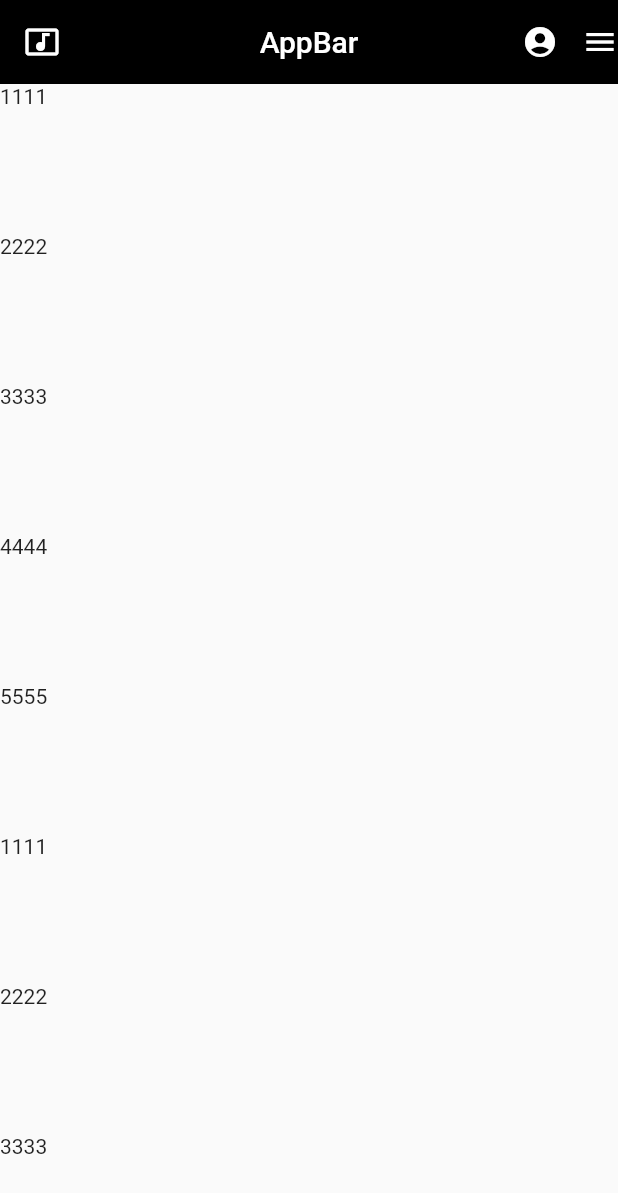
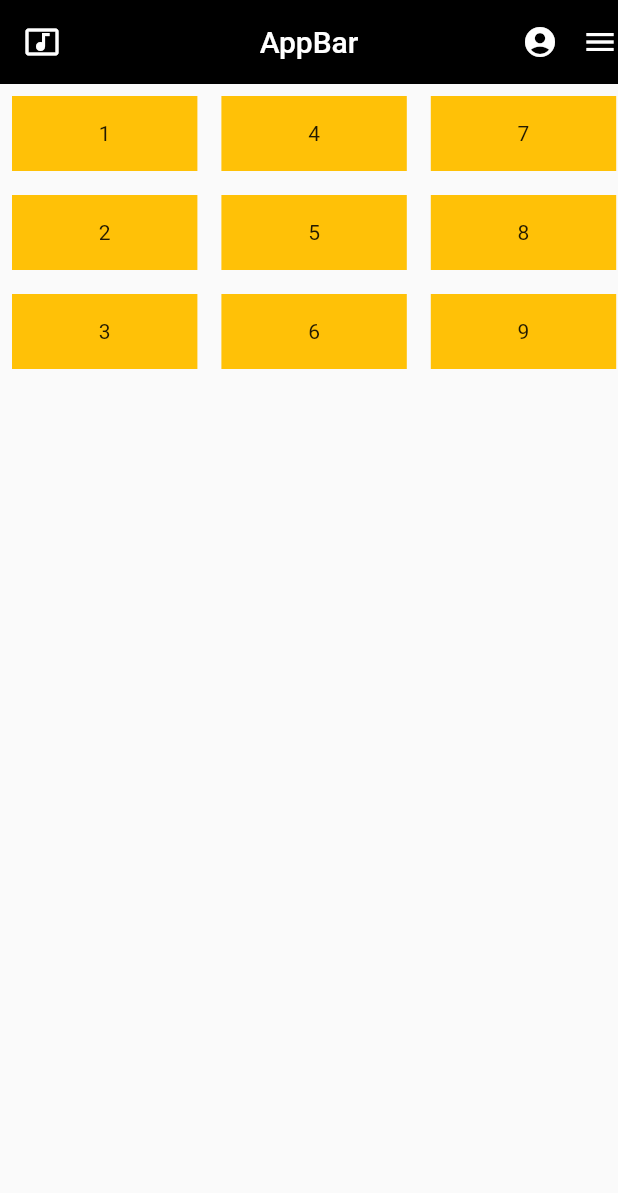
Before and after one commit to devlovecat/melonUI, a Flutter app: the screen it shows after launch, on a phone screen of 412 x 824 dp. Shown: the top 1193 px of the screen. Run offline on Flutter 3.47's test engine with Material 2 defaults, Android fonts, the phone set to English and light mode, and no system bars; our stand-ins replace carousel_slider, getwidget.

Commit message:
slider 0.2

```diff
--- a/lib/screens/home_page.dart
+++ b/lib/screens/home_page.dart
@@ -1,8 +1,16 @@
 import 'package:flutter/material.dart';
+import 'package:carousel_slider/carousel_slider.dart';
+import 'package:getwidget/getwidget.dart';
+import 'package:melon_ui/screens/image_slider.dart';
 
-class HomePage extends StatelessWidget {
+class HomePage extends StatefulWidget {
   const HomePage({Key? key}) : super(key: key);
 
+  @override
+  State<HomePage> createState() => _HomePageState();
+}
+
+class _HomePageState extends State<HomePage> {
   @override
   Widget build(BuildContext context) {
     return Scaffold(
@@ -13,7 +21,9 @@ class HomePage extends StatelessWidget {
           leading: Icon(Icons.music_video_outlined),
           actions: [
             Icon(Icons.account_circle),
-            SizedBox(width: 16,),
+            SizedBox(
+              width: 16,
+            ),
             Icon(Icons.menu),
           ],
           floating: true,
@@ -24,66 +34,7 @@ class HomePage extends StatelessWidget {
       ],
       body: ListView(
         children: [
-          Container(
-            child: Text('1111'),
-            height: 100,
-          ),
-          Container(
-            child: Text('2222'),
-            height: 100,
-          ),
-          Container(
-            child: Text('3333'),
-            height: 100,
-          ),
-          Container(
-            child: Text('4444'),
-            height: 100,
-          ),
-          Container(
-            child: Text('5555'),
-            height: 100,
-          ),
-          Container(
-            child: Text('1111'),
-            height: 100,
-          ),
-          Container(
-            child: Text('2222'),
-            height: 100,
-          ),
-          Container(
-            child: Text('3333'),
-            height: 100,
-          ),
-          Container(
-            child: Text('4444'),
-            height: 100,
-          ),
-          Container(
-            child: Text('5555'),
-            height: 100,
-          ),
-          Container(
-            child: Text('1111'),
-            height: 100,
-          ),
-          Container(
-            child: Text('2222'),
-            height: 100,
-          ),
-          Container(
-            child: Text('3333'),
-            height: 100,
-          ),
-          Container(
-            child: Text('4444'),
-            height: 100,
-          ),
-          Container(
-            child: Text('5555'),
-            height: 100,
-          ),
+          ImageSlider(),
         ],
       ),
     ));
--- a/lib/screens/image_slider.dart
+++ b/lib/screens/image_slider.dart
@@ -0,0 +1,50 @@
+import 'package:flutter/material.dart';
+
+final List<String> imageList = [
+  "https://cdn.pixabay.com/photo/2017/12/03/18/04/christmas-balls-2995437_960_720.jpg",
+  "https://cdn.pixabay.com/photo/2017/12/13/00/23/christmas-3015776_960_720.jpg",
+  "https://cdn.pixabay.com/photo/2019/12/19/10/55/christmas-market-4705877_960_720.jpg",
+  "https://cdn.pixabay.com/photo/2019/12/20/00/03/road-4707345_960_720.jpg",
+  "https://cdn.pixabay.com/photo/2019/12/22/04/18/x-mas-4711785__340.jpg",
+  "https://cdn.pixabay.com/photo/2016/11/22/07/09/spruce-1848543__340.jpg",
+  "https://cdn.pixabay.com/photo/2017/12/03/18/04/christmas-balls-2995437_960_720.jpg",
+  "https://cdn.pixabay.com/photo/2017/12/13/00/23/christmas-3015776_960_720.jpg",
+  "https://cdn.pixabay.com/photo/2019/12/19/10/55/christmas-market-4705877_960_720.jpg",
+  "https://cdn.pixabay.com/photo/2019/12/20/00/03/road-4707345_960_720.jpg",
+  "https://cdn.pixabay.com/photo/2019/12/22/04/18/x-mas-4711785__340.jpg",
+  "https://cdn.pixabay.com/photo/2016/11/22/07/09/spruce-1848543__340.jpg",
+];
+
+final List<String> itemList = ["1","2","3","4","5","6","7","8","9","10","11","12","13","14","15","16","17","18","19","20","21","22","23","24"];
+int idx = 0;
+
+class ImageSlider extends StatefulWidget {const ImageSlider({Key? key}) : super(key: key);
+  @override
+  State<ImageSlider> createState() => _ImageSliderState();
+}
+class _ImageSliderState extends State<ImageSlider> {
+  @override
+  Widget build(BuildContext context) {
+    return SingleChildScrollView(
+      scrollDirection: Axis.horizontal,
+      child: Row(
+        children: [
+          for (int i = 0; i < 5; i++)
+            Column(
+              children: [
+                for (int j = 0; j < 3; j++)
+                  if (idx < itemList.length)
+                  Container(
+                    color: Colors.amber,
+                    margin: EdgeInsets.all(8),
+                    height: 50,
+                    width: MediaQuery.of(context).size.width * 0.3,
+                    child: Center(child: Text(itemList[idx++],)),
+                  ),
+              ],
+            ),
+        ],
+      ),
+    );
+  }
+}
--- a/pubspec.yaml
+++ b/pubspec.yaml
@@ -34,6 +34,8 @@ dependencies:
   # The following adds the Cupertino Icons font to your application.
   # Use with the CupertinoIcons class for iOS style icons.
   cupertino_icons: ^1.0.2
+  carousel_slider: ^4.1.1
+  getwidget: ^2.0.4
 
 dev_dependencies:
   flutter_test:
```
Also changed, not shown: pubspec.lock.
